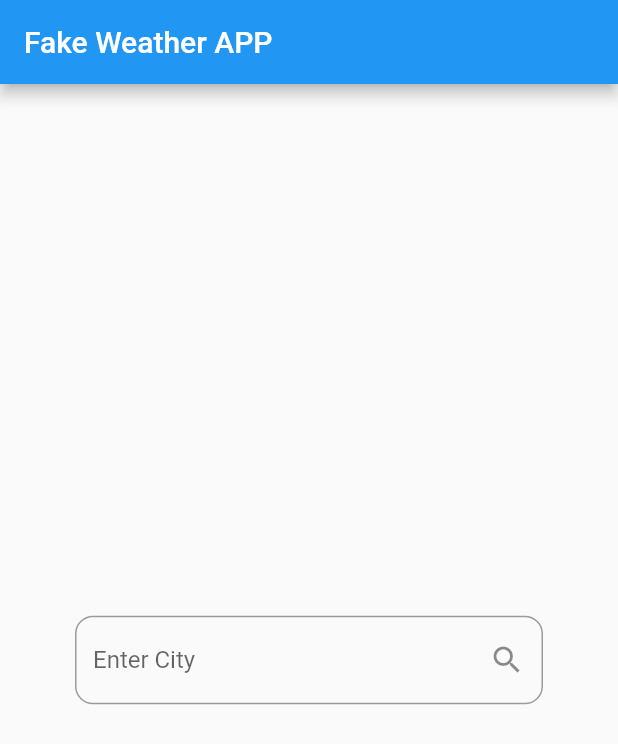
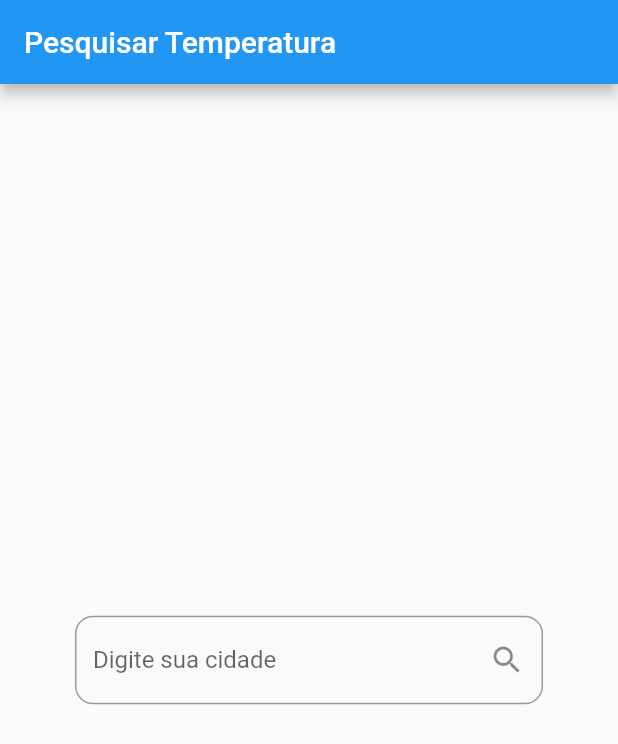
Before and after one commit to LuisHenrique01/fake-weather-app, a Flutter app: the screen it shows after launch, on a phone screen of 412 x 824 dp. Shown: the top 744 px of the screen. Run offline on Flutter 3.47's test engine with Material 2 defaults, Android fonts, the phone set to English and light mode, and no system bars; our stand-ins replace bloc, equatable, flutter_bloc.

Commit message:
finalizando

```diff
--- a/lib/bloc/weather_bloc.dart
+++ /dev/null
@@ -1,29 +0,0 @@
-import 'dart:math';
-import 'package:bloc/bloc.dart';
-import 'package:equatable/equatable.dart';
-import 'package:fake_weather/model/weather.dart';
-import 'package:meta/meta.dart';
-
-part 'weather_event.dart';
-part 'weather_state.dart';
-
-class WeatherBloc extends Bloc<WeatherEvent, WeatherState> {
-  WeatherBloc() : super(WeatherInitial()) {
-    // ignore: void_checks
-    on<WeatherEvent>((event, emit) async* {
-      if (event is GetWeather) {
-        yield WeatherLoading();
-        final weather = await __fetchWeatherFromFakeApi(event.cityName);
-        yield WeatherLoaded(weather);
-      }
-    });
-  }
-
-  Future<Weather> __fetchWeatherFromFakeApi(String cityName) {
-    return Future.delayed(const Duration(seconds: 1), () {
-      return Weather(
-          cityName: cityName,
-          temperature: 20 + Random().nextInt(20) + Random().nextDouble());
-    });
-  }
-}
--- a/lib/bloc/weather_event.dart
+++ /dev/null
@@ -1,15 +0,0 @@
-part of 'weather_bloc.dart';
-
-@immutable
-abstract class WeatherEvent extends Equatable {
-  const WeatherEvent([List props = const []]) : super();
-}
-
-class GetWeather extends WeatherEvent {
-  final String cityName;
-
-  GetWeather(this.cityName) : super([cityName]);
-
-  @override
-  List<Object?> get props => throw UnimplementedError();
-}
--- a/lib/bloc/weather_state.dart
+++ /dev/null
@@ -1,25 +0,0 @@
-part of 'weather_bloc.dart';
-
-@immutable
-abstract class WeatherState extends Equatable {
-  const WeatherState([List props = const []]) : super();
-}
-
-class WeatherInitial extends WeatherState {
-  @override
-  List<Object?> get props => throw UnimplementedError();
-}
-
-class WeatherLoading extends WeatherState {
-  @override
-  List<Object?> get props => throw UnimplementedError();
-}
-
-class WeatherLoaded extends WeatherState {
-  final Weather weather;
-
-  WeatherLoaded(this.weather) : super([weather]);
-
-  @override
-  List<Object?> get props => throw UnimplementedError();
-}
--- /dev/null
+++ b/lib/core/exception/network_exception.dart
@@ -0,0 +1 @@
+class NetworkException implements Exception {}
--- /dev/null
+++ b/lib/features/weather/data/models/weather_model.dart
@@ -0,0 +1,20 @@
+import 'package:fake_weather/features/weather/domain/entities/weather_entities.dart';
+
+class WeatherModel extends WeatherEntity {
+  WeatherModel({
+    required super.cityName,
+    required super.temperature,
+  });
+
+  @override
+  bool operator ==(Object o) {
+    if (identical(this, o)) return true;
+
+    return o is WeatherModel &&
+        o.cityName == cityName &&
+        o.temperature == temperature;
+  }
+
+  @override
+  int get hashCode => cityName.hashCode ^ temperature.hashCode;
+}
--- /dev/null
+++ b/lib/features/weather/domain/entities/weather_entities.dart
@@ -0,0 +1,9 @@
+class WeatherEntity {
+  final String cityName;
+  final double temperature;
+
+  WeatherEntity({
+    required this.cityName,
+    required this.temperature,
+  });
+}
--- /dev/null
+++ b/lib/features/weather/domain/repositories/weather_repository.dart
@@ -0,0 +1,6 @@
+import 'package:fake_weather/features/weather/data/models/weather_model.dart';
+
+abstract class WeatherRepository {
+  /// Throws [NetworkException].
+  Future<WeatherModel> fetchWeather(String cityName);
+}
--- /dev/null
+++ b/lib/features/weather/presentation/bloc/weather_state.dart
@@ -0,0 +1,49 @@
+part of 'weather_bloc.dart';
+
+@immutable
+abstract class WeatherState {
+  const WeatherState();
+}
+
+@immutable
+class WeatherInitial extends WeatherState {
+  const WeatherInitial();
+}
+
+@immutable
+class WeatherLoading extends WeatherState {
+  const WeatherLoading();
+}
+
+@immutable
+class WeatherLoaded extends WeatherState {
+  final WeatherModel weather;
+  const WeatherLoaded(this.weather);
+
+  @override
+  bool operator ==(Object o) {
+    if (identical(this, o)) return true;
+
+    return o is WeatherLoaded && o.weather == weather;
+  }
+
+  @override
+  int get hashCode => weather.hashCode;
+}
+
+@immutable
+class WeatherError extends WeatherState {
+  final String message;
+
+  const WeatherError(this.message);
+
+  @override
+  bool operator ==(Object obj) {
+    if (identical(this, obj)) return true;
+
+    return obj is WeatherError && obj.message == message;
+  }
+
+  @override
+  int get hashCode => message.hashCode;
+}
--- /dev/null
+++ b/lib/features/weather/presentation/cubit/weather_cubit.dart
@@ -0,0 +1,24 @@
+import 'package:bloc/bloc.dart';
+import 'package:equatable/equatable.dart';
+import 'package:fake_weather/core/exception/network_exception.dart';
+import 'package:fake_weather/features/weather/data/models/weather_model.dart';
+import 'package:fake_weather/features/weather/domain/repositories/weather_repository.dart';
+import 'package:flutter/material.dart';
+
+part 'weather_state.dart';
+
+class WeatherCubit extends Cubit<WeatherState> {
+  final WeatherRepository _repository;
+
+  WeatherCubit(this._repository) : super(const WeatherInitial());
+
+  Future<void> getWeather(String city) async {
+    try {
+      emit(const WeatherLoading());
+      final weather = await _repository.fetchWeather(city);
+      emit(WeatherLoaded(weather));
+    } on NetworkException {
+      emit(const WeatherError('Erro na requisição'));
+    }
+  }
+}
--- /dev/null
+++ b/lib/features/weather/presentation/cubit/weather_state.dart
@@ -0,0 +1,49 @@
+part of 'weather_cubit.dart';
+
+@immutable
+abstract class WeatherState {
+  const WeatherState();
+}
+
+@immutable
+class WeatherInitial extends WeatherState {
+  const WeatherInitial();
+}
+
+@immutable
+class WeatherLoading extends WeatherState {
+  const WeatherLoading();
+}
+
+@immutable
+class WeatherLoaded extends WeatherState {
+  final WeatherModel weather;
+  const WeatherLoaded(this.weather);
+
+  @override
+  bool operator ==(Object o) {
+    if (identical(this, o)) return true;
+
+    return o is WeatherLoaded && o.weather == weather;
+  }
+
+  @override
+  int get hashCode => weather.hashCode;
+}
+
+@immutable
+class WeatherError extends WeatherState {
+  final String message;
+
+  const WeatherError(this.message);
+
+  @override
+  bool operator ==(Object o) {
+    if (identical(this, o)) return true;
+
+    return o is WeatherError && o.message == message;
+  }
+
+  @override
+  int get hashCode => message.hashCode;
+}
--- /dev/null
+++ b/lib/features/weather/presentation/pages/weather_search_page.dart
@@ -0,0 +1,89 @@
+import 'package:fake_weather/features/weather/data/models/weather_model.dart';
+import 'package:fake_weather/features/weather/presentation/widgets/city_input_widget.dart';
+import 'package:flutter/material.dart';
+import 'package:flutter_bloc/flutter_bloc.dart';
+import 'package:fake_weather/features/weather/presentation/cubit/weather_cubit.dart';
+
+class WeatherSearchPage extends StatefulWidget {
+  const WeatherSearchPage({Key? key}) : super(key: key);
+
+  @override
+  // ignore: library_private_types_in_public_api
+  _WeatherSearchPageState createState() => _WeatherSearchPageState();
+}
+
+class _WeatherSearchPageState extends State<WeatherSearchPage> {
+  @override
+  Widget build(BuildContext context) {
+    return Scaffold(
+      appBar: AppBar(
+        title: const Text("Pesquisar Temperatura"),
+      ),
+      body: Container(
+        padding: const EdgeInsets.symmetric(vertical: 16),
+        alignment: Alignment.center,
+        child: BlocConsumer<WeatherCubit, WeatherState>(
+          listener: (context, state) {
+            if (state is WeatherError) {
+              showModalBottomSheet(
+                  context: context,
+                  builder: (BuildContext _) {
+                    return Padding(
+                      padding: const EdgeInsets.all(20.0),
+                      child: Text(
+                        state.message,
+                        style: const TextStyle(fontSize: 18),
+                      ),
+                    );
+                  });
+            }
+          },
+          builder: ((context, state) {
+            if (state is WeatherInitial) {
+              return buildInitialInput();
+            }
+            if (state is WeatherLoading) {
+              return buildLoading();
+            }
+            if (state is WeatherLoaded) {
+              return buildColumnWithData(state.weather);
+            }
+            return buildInitialInput();
+          }),
+        ),
+      ),
+    );
+  }
+
+  Widget buildInitialInput() {
+    return const Center(
+      child: CityInputFieldWidget(),
+    );
+  }
+
+  Widget buildLoading() {
+    return const Center(
+      child: CircularProgressIndicator(),
+    );
+  }
+
+  Column buildColumnWithData(WeatherModel weather) {
+    return Column(
+      mainAxisAlignment: MainAxisAlignment.spaceEvenly,
+      children: <Widget>[
+        Text(
+          weather.cityName,
+          style: const TextStyle(
+            fontSize: 40,
+            fontWeight: FontWeight.w700,
+          ),
+        ),
+        Text(
+          "${weather.temperature.toStringAsFixed(1)} °C",
+          style: const TextStyle(fontSize: 80),
+        ),
+        const CityInputFieldWidget(),
+      ],
+    );
+  }
+}
--- /dev/null
+++ b/lib/features/weather/presentation/widgets/city_input_widget.dart
@@ -0,0 +1,27 @@
+import 'package:fake_weather/features/weather/presentation/cubit/weather_cubit.dart';
+import 'package:flutter/material.dart';
+import 'package:flutter_bloc/flutter_bloc.dart';
+
+class CityInputFieldWidget extends StatelessWidget {
+  const CityInputFieldWidget({Key? key}) : super(key: key);
+
+  @override
+  Widget build(BuildContext context) {
+    return Padding(
+      padding: const EdgeInsets.symmetric(horizontal: 50),
+      child: TextField(
+        onSubmitted: (value) => submitCityName(context, value),
+        textInputAction: TextInputAction.search,
+        decoration: InputDecoration(
+          hintText: "Digite sua cidade",
+          border: OutlineInputBorder(borderRadius: BorderRadius.circular(12)),
+          suffixIcon: const Icon(Icons.search),
+        ),
+      ),
+    );
+  }
+
+  void submitCityName(BuildContext context, String cityName) {
+    BlocProvider.of<WeatherCubit>(context).getWeather(cityName);
+  }
+}
--- a/lib/main.dart
+++ b/lib/main.dart
@@ -1,9 +1,8 @@
-import 'package:fake_weather/bloc/weather_bloc.dart';
-import 'package:fake_weather/model/weather.dart';
+import 'package:fake_weather/features/weather/presentation/pages/weather_search_page.dart';
+import 'package:flutter_bloc/flutter_bloc.dart';
+import 'package:fake_weather/features/weather/data/repositories/weather_repository_impl.dart';
+import 'package:fake_weather/features/weather/presentation/cubit/weather_cubit.dart';
 import 'package:flutter/material.dart';
-import 'package:bloc/bloc.dart';
-
-import 'package:flutter_bloc/flutter_bloc.dart';
 
 void main() {
   runApp(const MyApp());
@@ -12,107 +11,14 @@ void main() {
 class MyApp extends StatelessWidget {
   const MyApp({Key? key}) : super(key: key);
 
-  // This widget is the root of your application.
   @override
   Widget build(BuildContext context) {
     return MaterialApp(
-      title: 'Fake Weather',
-      theme: ThemeData(
-        primarySwatch: Colors.blue,
+      theme: ThemeData(primarySwatch: Colors.blue),
+      home: BlocProvider(
+        create: (context) => WeatherCubit(WeatherRepositoryImpl()),
+        child: const WeatherSearchPage(),
       ),
-      home: const WeatherPage(),
     );
   }
 }
-
-class WeatherPage extends StatefulWidget {
-  const WeatherPage({Key? key}) : super(key: key);
-
-  @override
-  State<WeatherPage> createState() => _WeatherPageState();
-}
-
-class _WeatherPageState extends State<WeatherPage> {
-  final weatherBloc = WeatherBloc();
-
-  @override
-  Widget build(BuildContext context) {
-    return Scaffold(
-      appBar: AppBar(title: const Text('Fake Weather APP')),
-      body: Container(
-          padding: const EdgeInsets.symmetric(vertical: 16),
-          alignment: Alignment.center,
-          child: BlocBuilder<WeatherBloc, WeatherState>(
-            bloc: weatherBloc,
-            builder: (BuildContext context, WeatherState state) {
-              if (state is WeatherInitial) {
-                return buildInitialInput();
-              } else if (state is WeatherLoading) {
-                return buildLoading();
-              } else if (state is WeatherLoaded) {
-                return buildColumnWithData(state.weather);
-              }
-            },
-          )),
-    );
-  }
-
-  Widget buildInitialInput() {
-    return const Center(
-      child: CityInputField(),
-    );
-  }
-
-  Widget buildLoading() {
-    return const Center(
-      child: CircularProgressIndicator(),
-    );
-  }
-
-  Column buildColumnWithData(Weather weather) {
-    return Column(
-      mainAxisAlignment: MainAxisAlignment.spaceEvenly,
-      children: [
-        Text(
-          weather.cityName,
-          style: const TextStyle(
-            fontSize: 40,
-            fontWeight: FontWeight.w700,
-          ),
-        ),
-        Text(
-          // Display the temperature with 1 decimal place
-          "${weather.temperature.toStringAsFixed(1)} °C",
-          style: const TextStyle(fontSize: 80),
-        ),
-        const CityInputField(),
-      ],
-    );
-  }
-}
-
-class CityInputField extends StatefulWidget {
-  const CityInputField({Key? key}) : super(key: key);
-
-  @override
-  State<CityInputField> createState() => _CityInputFieldState();
-}
-
-class _CityInputFieldState extends State<CityInputField> {
-  @override
-  Widget build(BuildContext context) {
-    return Padding(
-      padding: const EdgeInsets.symmetric(horizontal: 50),
-      child: TextField(
-        onSubmitted: submitCityName,
-        textInputAction: TextInputAction.search,
-        decoration: InputDecoration(
-            hintText: 'Enter City',
-            border: OutlineInputBorder(borderRadius: BorderRadius.circular(12)),
-            suffixIcon: const Icon(Icons.search)),
-      ),
-    );
-  }
-
-  void submitCityName(String cityName) {}
-}
--- a/lib/model/weather.dart
+++ /dev/null
@@ -1,12 +0,0 @@
-import 'package:equatable/equatable.dart';
-import 'package:meta/meta.dart';
-
-class Weather extends Equatable {
-  final String cityName;
-  final double temperature;
-
-  const Weather({required this.cityName, required this.temperature});
-
-  @override
-  List<Object?> get props => throw UnimplementedError();
-}
```
Also changed, not shown: lib/features/weather/data/repositories/weather_repository_impl.dart (added, +23 -0 lines), lib/features/weather/presentation/bloc/weather_bloc.dart (added, +27 -0 lines), lib/features/weather/presentation/bloc/weather_event.dart (added, +10 -0 lines).
